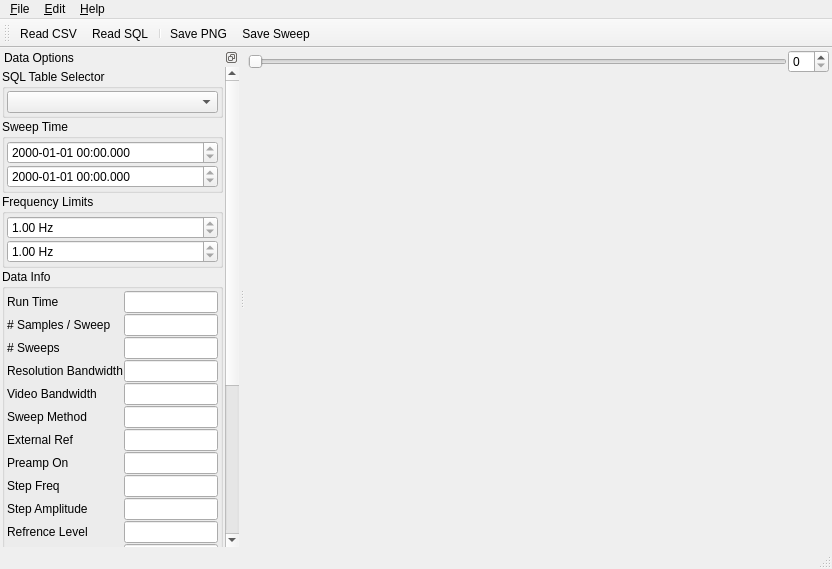
deepalcoholic/SpectralSignalHound-Viewer, file sources/SweepMainWin.ui: the form before one commit.
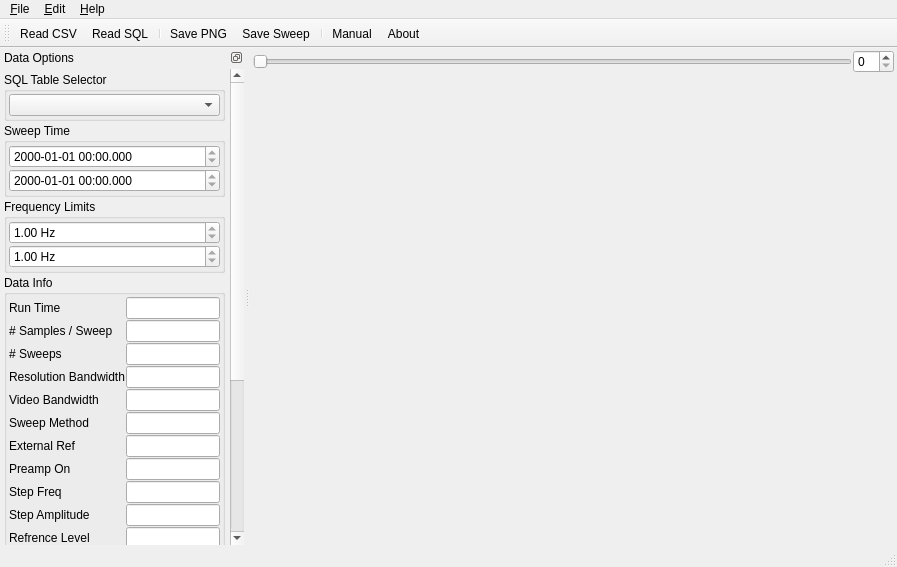
The form after the commit. Icons and pictures are not drawn. Custom widgets are drawn as their Qt base class.

Commit message: Added help menu with about/manual functions

Patch:
```diff
--- a/sources/SweepMainWin.ui
+++ b/sources/SweepMainWin.ui
@@ -7,8 +7,8 @@
    <rect>
     <x>0</x>
     <y>0</y>
-    <width>832</width>
-    <height>569</height>
+    <width>897</width>
+    <height>567</height>
    </rect>
   </property>
   <property name="windowTitle">
@@ -20,9 +20,6 @@
   </property>
   <widget class="QWidget" name="centralwidget">
    <layout class="QGridLayout" name="gridLayout">
-    <item row="1" column="0" colspan="4">
-     <widget class="SweepInspector" name="plot"/>
-    </item>
     <item row="0" column="1">
      <widget class="QSlider" name="timeIndex">
       <property name="maximum">
@@ -39,6 +36,9 @@
     <item row="0" column="2">
      <widget class="QSpinBox" name="index"/>
     </item>
+    <item row="1" column="0" colspan="4">
+     <widget class="SweepInspector" name="plot"/>
+    </item>
    </layout>
   </widget>
   <widget class="QMenuBar" name="menubar">
@@ -46,7 +46,7 @@
     <rect>
      <x>0</x>
      <y>0</y>
-     <width>832</width>
+     <width>897</width>
      <height>19</height>
     </rect>
    </property>
@@ -70,8 +70,8 @@
     <property name="title">
      <string>&amp;Help</string>
     </property>
-    <addaction name="actionOnline_Manual"/>
-    <addaction name="actionAbout"/>
+    <addaction name="act_manual"/>
+    <addaction name="act_about"/>
    </widget>
    <addaction name="menuFile"/>
    <addaction name="menuEdit"/>
@@ -98,8 +98,11 @@
     <number>1</number>
    </attribute>
    <widget class="QWidget" name="dockcont">
-    <layout class="QGridLayout" name="gridLayout_4">
-     <property name="margin">
+    <layout class="QGridLayout" name="gridLayout_7">
+     <property name="rightMargin">
+      <number>0</number>
+     </property>
+     <property name="bottomMargin">
       <number>0</number>
      </property>
      <property name="spacing">
@@ -110,6 +113,9 @@
        <property name="frameShape">
         <enum>QFrame::NoFrame</enum>
        </property>
+       <property name="horizontalScrollBarPolicy">
+        <enum>Qt::ScrollBarAlwaysOff</enum>
+       </property>
        <property name="widgetResizable">
         <bool>true</bool>
        </property>
@@ -118,18 +124,157 @@
          <rect>
           <x>0</x>
           <y>0</y>
-          <width>241</width>
-          <height>638</height>
+          <width>283</width>
+          <height>644</height>
          </rect>
         </property>
-        <layout class="QGridLayout" name="gridLayout_9">
-         <property name="margin">
+        <layout class="QGridLayout" name="gridLayout_4">
+         <property name="leftMargin">
+          <number>2</number>
+         </property>
+         <property name="topMargin">
+          <number>2</number>
+         </property>
+         <property name="rightMargin">
+          <number>5</number>
+         </property>
+         <property name="bottomMargin">
           <number>2</number>
          </property>
          <property name="spacing">
-          <number>1</number>
+          <number>2</number>
          </property>
+         <item row="0" column="0">
+          <spacer name="horizontalSpacer_2">
+           <property name="orientation">
+            <enum>Qt::Horizontal</enum>
+           </property>
+           <property name="sizeHint" stdset="0">
+            <size>
+             <width>150</width>
+             <height>1</height>
+            </size>
+           </property>
+          </spacer>
+         </item>
+         <item row="1" column="0">
+          <widget class="QGroupBox" name="sqlbox">
+           <property name="title">
+            <string>SQL Table Selector</string>
+           </property>
+           <layout class="QGridLayout" name="gridLayout_2">
+            <property name="margin">
+             <number>2</number>
+            </property>
+            <property name="spacing">
+             <number>1</number>
+            </property>
+            <item row="0" column="0">
+             <widget class="QComboBox" name="sqlTables">
+              <property name="maxVisibleItems">
+               <number>40</number>
+              </property>
+             </widget>
+            </item>
+           </layout>
+          </widget>
+         </item>
+         <item row="2" column="0">
+          <widget class="QGroupBox" name="_limit_time">
+           <property name="title">
+            <string>Sweep Time</string>
+           </property>
+           <layout class="QGridLayout" name="gridLayout_3">
+            <property name="margin">
+             <number>2</number>
+            </property>
+            <property name="spacing">
+             <number>1</number>
+            </property>
+            <item row="0" column="0">
+             <widget class="QDateTimeEdit" name="_max_time">
+              <property name="readOnly">
+               <bool>true</bool>
+              </property>
+              <property name="displayFormat">
+               <string>yyyy-MM-dd hh:mm.zzz</string>
+              </property>
+             </widget>
+            </item>
+            <item row="1" column="0">
+             <widget class="QDateTimeEdit" name="_min_time">
+              <property name="readOnly">
+               <bool>true</bool>
+              </property>
+              <property name="displayFormat">
+               <string>yyyy-MM-dd hh:mm.zzz</string>
+              </property>
+             </widget>
+            </item>
+           </layout>
+          </widget>
+         </item>
          <item row="3" column="0">
+          <widget class="QGroupBox" name="_limit_freq">
+           <property name="title">
+            <string>Frequency Limits</string>
+           </property>
+           <layout class="QGridLayout" name="gridLayout_5">
+            <property name="margin">
+             <number>2</number>
+            </property>
+            <property name="spacing">
+             <number>1</number>
+            </property>
+            <item row="1" column="0">
+             <widget class="QDoubleSpinBox" name="_min_freq">
+              <property name="readOnly">
+               <bool>true</bool>
+              </property>
+              <property name="suffix">
+               <string> Hz</string>
+              </property>
+              <property name="minimum">
+               <double>1.000000000000000</double>
+              </property>
+              <property name="maximum">
+               <double>440000000.000000000000000</double>
+              </property>
+             </widget>
+            </item>
+            <item row="0" column="0">
+             <widget class="QDoubleSpinBox" name="_max_freq">
+              <property name="readOnly">
+               <bool>true</bool>
+              </property>
+              <property name="suffix">
+               <string> Hz</string>
+              </property>
+              <property name="minimum">
+               <double>1.000000000000000</double>
+              </property>
+              <property name="maximum">
+               <double>440000000.000000000000000</double>
+              </property>
+             </widget>
+            </item>
+            <item row="2" column="0">
+             <spacer name="horizontalSpacer">
+              <property name="orientation">
+               <enum>Qt::Horizontal</enum>
+              </property>
+              <property name="sizeHint" stdset="0">
+               <size>
+                <width>40</width>
+                <height>0</height>
+               </size>
+              </property>
+             </spacer>
+            </item>
+           </layout>
+          </widget>
+         </item>
+         <item row="4" column="0">
           <widget class="QGroupBox" name="_limit_metadata">
            <property name="title">
             <string>Data Info</string>
@@ -141,404 +286,287 @@
             <property name="spacing">
              <number>1</number>
             </property>
-            <item row="5" column="1">
+            <item row="27" column="1">
+             <widget class="QLineEdit" name="_dbv_17">
+              <property name="readOnly">
+               <bool>true</bool>
+              </property>
+             </widget>
+            </item>
+            <item row="9" column="1">
+             <widget class="QLineEdit" name="_dbv_4">
+              <property name="readOnly">
+               <bool>true</bool>
+              </property>
+             </widget>
+            </item>
+            <item row="7" column="0">
+             <widget class="QLabel" name="_db_2">
+              <property name="text">
+               <string>Sweep Method</string>
+              </property>
+             </widget>
+            </item>
+            <item row="4" column="0">
+             <widget class="QLabel" name="_db_0">
+              <property name="text">
+               <string>Resolution Bandwidth</string>
+              </property>
+             </widget>
+            </item>
+            <item row="17" column="0">
+             <widget class="QLabel" name="_db_9">
+              <property name="text">
+               <string>Ref Level Unit (mV)</string>
+              </property>
+             </widget>
+            </item>
+            <item row="16" column="0">
+             <widget class="QLabel" name="_db_8">
+              <property name="text">
+               <string>Ref Level Offset</string>
+              </property>
+             </widget>
+            </item>
+            <item row="9" column="0">
+             <widget class="QLabel" name="_db_4">
+              <property name="text">
+               <string>Preamp On</string>
+              </property>
+             </widget>
+            </item>
+            <item row="6" column="0">
+             <widget class="QLabel" name="_db_1">
+              <property name="text">
+               <string>Video Bandwidth</string>
+              </property>
+             </widget>
+            </item>
+            <item row="1" column="0">
+             <widget class="QLabel" name="__adasda">
+              <property name="text">
+               <string>Run Time</string>
+              </property>
+             </widget>
+            </item>
+            <item row="12" column="0">
+             <widget class="QLabel" name="_db_6">
+              <property name="text">
+               <string>Step Amplitude</string>
+              </property>
+             </widget>
+            </item>
+            <item row="2" column="0">
+             <widget class="QLabel" name="_asdadsa">
+              <property name="text">
+               <string># Samples / Sweep</string>
+              </property>
+             </widget>
+            </item>
+            <item row="3" column="0">
+             <widget class="QLabel" name="_asad">
+              <property name="text">
+               <string># Sweeps</string>
+              </property>
+             </widget>
+            </item>
+            <item row="2" column="1">
+             <widget class="QLineEdit" name="_samples"/>
+            </item>
+            <item row="1" column="1">
+             <widget class="QLineEdit" name="_runtime"/>
+            </item>
+            <item row="3" column="1">
+             <widget class="QLineEdit" name="_sweeps"/>
+            </item>
+            <item row="8" column="0">
+             <widget class="QLabel" name="_db_3">
+              <property name="text">
+               <string>External Ref</string>
+              </property>
+             </widget>
+            </item>
+            <item row="6" column="1">
              <widget class="QLineEdit" name="_dbv_1">
               <property name="readOnly">
                <bool>true</bool>
               </property>
              </widget>
             </item>
-            <item row="10" column="0">
+            <item row="11" column="0">
              <widget class="QLabel" name="_db_5">
               <property name="text">
                <string>Step Freq</string>
               </property>
              </widget>
             </item>
-            <item row="3" column="1">
+            <item row="4" column="1">
              <widget class="QLineEdit" name="_dbv_0">
               <property name="readOnly">
                <bool>true</bool>
               </property>
              </widget>
             </item>
-            <item row="14" column="0">
+            <item row="15" column="0">
              <widget class="QLabel" name="_db_7">
               <property name="text">
                <string>Refrence Level</string>
               </property>
              </widget>
             </item>
-            <item row="20" column="0">
+            <item row="21" column="0">
              <widget class="QLabel" name="_db_11">
               <property name="text">
                <string>Sweep Mode</string>
               </property>
              </widget>
             </item>
-            <item row="19" column="0">
+            <item row="20" column="0">
              <widget class="QLabel" name="_db_10">
               <property name="text">
                <string>Decimation</string>
               </property>
              </widget>
             </item>
-            <item row="21" column="0">
+            <item row="22" column="0">
              <widget class="QLabel" name="_db_12">
               <property name="text">
                <string>Sweep Time (s)</string>
               </property>
              </widget>
             </item>
-            <item row="23" column="0">
+            <item row="24" column="1">
+             <widget class="QLineEdit" name="_dbv_14">
+              <property name="readOnly">
+               <bool>true</bool>
+              </property>
+             </widget>
+            </item>
+            <item row="24" column="0">
              <widget class="QLabel" name="_db_14">
               <property name="text">
                <string>Channel BW</string>
               </property>
              </widget>
             </item>
-            <item row="6" column="1">
+            <item row="7" column="1">
              <widget class="QLineEdit" name="_dbv_2">
               <property name="readOnly">
                <bool>true</bool>
               </property>
              </widget>
             </item>
-            <item row="24" column="0">
+            <item row="8" column="1">
+             <widget class="QLineEdit" name="_dbv_3">
+              <property name="readOnly">
+               <bool>true</bool>
+              </property>
+             </widget>
+            </item>
+            <item row="25" column="0">
              <widget class="QLabel" name="_db_15">
               <property name="text">
                <string>Channel Spacing</string>
               </property>
              </widget>
             </item>
-            <item row="22" column="0">
+            <item row="23" column="0">
              <widget class="QLabel" name="_db_13">
               <property name="text">
                <string>FFT Size</string>
               </property>
              </widget>
             </item>
-            <item row="7" column="1">
-             <widget class="QLineEdit" name="_dbv_3">
+            <item row="11" column="1">
+             <widget class="QLineEdit" name="_dbv_5">
               <property name="readOnly">
                <bool>true</bool>
               </property>
              </widget>
             </item>
-            <item row="26" column="0">
+            <item row="27" column="0">
              <widget class="QLabel" name="_db_17">
               <property name="text">
                <string>Hertz Per Point</string>
               </property>
              </widget>
             </item>
-            <item row="10" column="1">
-             <widget class="QLineEdit" name="_dbv_5">
-              <property name="readOnly">
-               <bool>true</bool>
-              </property>
-             </widget>
-            </item>
-            <item row="14" column="1">
-             <widget class="QLineEdit" name="_dbv_7">
-              <property name="readOnly">
-               <bool>true</bool>
-              </property>
-             </widget>
-            </item>
-            <item row="25" column="0">
-             <widget class="QLabel" name="_db_16">
-              <property name="text">
-               <string>Serial Number</string>
-              </property>
-             </widget>
-            </item>
             <item row="15" column="1">
+             <widget class="QLineEdit" name="_dbv_7">
+              <property name="readOnly">
+               <bool>true</bool>
+              </property>
+             </widget>
+            </item>
+            <item row="16" column="1">
              <widget class="QLineEdit" name="_dbv_8">
               <property name="readOnly">
                <bool>true</bool>
               </property>
              </widget>
             </item>
-            <item row="11" column="1">
+            <item row="12" column="1">
              <widget class="QLineEdit" name="_dbv_6">
               <property name="readOnly">
                <bool>true</bool>
               </property>
              </widget>
             </item>
-            <item row="16" column="1">
+            <item row="26" column="0">
+             <widget class="QLabel" name="_db_16">
+              <property name="text">
+               <string>Serial Number</string>
+              </property>
+             </widget>
+            </item>
+            <item row="17" column="1">
              <widget class="QLineEdit" name="_dbv_9">
               <property name="readOnly">
                <bool>true</bool>
               </property>
              </widget>
             </item>
-            <item row="19" column="1">
-             <widget class="QLineEdit" name="_dbv_10">
-              <property name="readOnly">
-               <bool>true</bool>
-              </property>
-             </widget>
-            </item>
             <item row="20" column="1">
-             <widget class="QLineEdit" name="_dbv_11">
+             <widget class="QLineEdit" name="_dbv_10">
               <property name="readOnly">
                <bool>true</bool>
               </property>
              </widget>
             </item>
             <item row="21" column="1">
-             <widget class="QLineEdit" name="_dbv_12">
+             <widget class="QLineEdit" name="_dbv_11">
               <property name="readOnly">
                <bool>true</bool>
               </property>
              </widget>
             </item>
             <item row="22" column="1">
-             <widget class="QLineEdit" name="_dbv_13">
+             <widget class="QLineEdit" name="_dbv_12">
               <property name="readOnly">
                <bool>true</bool>
               </property>
              </widget>
             </item>
             <item row="23" column="1">
-             <widget class="QLineEdit" name="_dbv_14">
-              <property name="readOnly">
-               <bool>true</bool>
-              </property>
-             </widget>
-            </item>
-            <item row="24" column="1">
-             <widget class="QLineEdit" name="_dbv_15">
+             <widget class="QLineEdit" name="_dbv_13">
               <property name="readOnly">
                <bool>true</bool>
               </property>
              </widget>
             </item>
             <item row="25" column="1">
-             <widget class="QLineEdit" name="_dbv_16">
+             <widget class="QLineEdit" name="_dbv_15">
               <property name="readOnly">
                <bool>true</bool>
               </property>
              </widget>
             </item>
             <item row="26" column="1">
-             <widget class="QLineEdit" name="_dbv_17">
+             <widget class="QLineEdit" name="_dbv_16">
               <property name="readOnly">
                <bool>true</bool>
               </property>
              </widget>
-            </item>
-            <item row="6" column="0">
-             <widget class="QLabel" name="_db_2">
-              <property name="text">
-               <string>Sweep Method</string>
-              </property>
-             </widget>
-            </item>
-            <item row="3" column="0">
-             <widget class="QLabel" name="_db_0">
-              <property name="text">
-               <string>Resolution Bandwidth</string>
-              </property>
-             </widget>
-            </item>
-            <item row="8" column="1">
-             <widget class="QLineEdit" name="_dbv_4">
-              <property name="readOnly">
-               <bool>true</bool>
-              </property>
-             </widget>
-            </item>
-            <item row="15" column="0">
-             <widget class="QLabel" name="_db_8">
-              <property name="text">
-               <string>Ref Level Offset</string>
-              </property>
-             </widget>
-            </item>
-            <item row="16" column="0">
-             <widget class="QLabel" name="_db_9">
-              <property name="text">
-               <string>Ref Level Unit (mV)</string>
-              </property>
-             </widget>
-            </item>
-            <item row="8" column="0">
-             <widget class="QLabel" name="_db_4">
-              <property name="text">
-               <string>Preamp On</string>
-              </property>
-             </widget>
-            </item>
-            <item row="5" column="0">
-             <widget class="QLabel" name="_db_1">
-              <property name="text">
-               <string>Video Bandwidth</string>
-              </property>
-             </widget>
-            </item>
-            <item row="0" column="0">
-             <widget class="QLabel" name="__adasda">
-              <property name="text">
-               <string>Run Time</string>
-              </property>
-             </widget>
-            </item>
-            <item row="11" column="0">
-             <widget class="QLabel" name="_db_6">
-              <property name="text">
-               <string>Step Amplitude</string>
-              </property>
-             </widget>
-            </item>
-            <item row="1" column="0">
-             <widget class="QLabel" name="_asdadsa">
-              <property name="text">
-               <string># Samples / Sweep</string>
-              </property>
-             </widget>
-            </item>
-            <item row="2" column="0">
-             <widget class="QLabel" name="_asad">
-              <property name="text">
-               <string># Sweeps</string>
-              </property>
-             </widget>
-            </item>
-            <item row="1" column="1">
-             <widget class="QLineEdit" name="_samples"/>
-            </item>
-            <item row="0" column="1">
-             <widget class="QLineEdit" name="_runtime"/>
-            </item>
-            <item row="2" column="1">
-             <widget class="QLineEdit" name="_sweeps"/>
-            </item>
-            <item row="7" column="0">
-             <widget class="QLabel" name="_db_3">
-              <property name="text">
-               <string>External Ref</string>
-              </property>
-             </widget>
-            </item>
-           </layout>
-          </widget>
-         </item>
-         <item row="1" column="0">
-          <widget class="QGroupBox" name="_limit_time">
-           <property name="title">
-            <string>Sweep Time</string>
-           </property>
-           <layout class="QGridLayout" name="gridLayout_3">
-            <property name="margin">
-             <number>2</number>
-            </property>
-            <property name="spacing">
-             <number>1</number>
-            </property>
-            <item row="0" column="0">
-             <widget class="QDateTimeEdit" name="_max_time">
-              <property name="readOnly">
-               <bool>true</bool>
-              </property>
-              <property name="displayFormat">
-               <string>yyyy-MM-dd hh:mm.zzz</string>
-              </property>
-             </widget>
-            </item>
-            <item row="1" column="0">
-             <widget class="QDateTimeEdit" name="_min_time">
-              <property name="readOnly">
-               <bool>true</bool>
-              </property>
-              <property name="displayFormat">
-               <string>yyyy-MM-dd hh:mm.zzz</string>
-              </property>
-             </widget>
-            </item>
-           </layout>
-          </widget>
-         </item>
-         <item row="0" column="0">
-          <widget class="QGroupBox" name="sqlbox">
-           <property name="title">
-            <string>SQL Table Selector</string>
-           </property>
-           <layout class="QGridLayout" name="gridLayout_2">
-            <property name="margin">
-             <number>2</number>
-            </property>
-            <property name="spacing">
-             <number>1</number>
-            </property>
-            <item row="0" column="0">
-             <widget class="QComboBox" name="sqlTables">
-              <property name="maxVisibleItems">
-               <number>40</number>
-              </property>
-             </widget>
-            </item>
-           </layout>
-          </widget>
-         </item>
-         <item row="2" column="0">
-          <widget class="QGroupBox" name="_limit_freq">
-           <property name="title">
-            <string>Frequency Limits</string>
-           </property>
-           <layout class="QGridLayout" name="gridLayout_5">
-            <property name="margin">
-             <number>2</number>
-            </property>
-            <property name="spacing">
-             <number>1</number>
-            </property>
-            <item row="1" column="0">
-             <widget class="QDoubleSpinBox" name="_min_freq">
-              <property name="readOnly">
-               <bool>true</bool>
-              </property>
-              <property name="suffix">
-               <string> Hz</string>
-              </property>
-              <property name="minimum">
-               <double>1.000000000000000</double>
-              </property>
-              <property name="maximum">
-               <double>440000000.000000000000000</double>
-              </property>
-             </widget>
-            </item>
-            <item row="0" column="0">
-             <widget class="QDoubleSpinBox" name="_max_freq">
-              <property name="readOnly">
-               <bool>true</bool>
-              </property>
-              <property name="suffix">
-               <string> Hz</string>
-              </property>
-              <property name="minimum">
-               <double>1.000000000000000</double>
-              </property>
-              <property name="maximum">
-               <double>440000000.000000000000000</double>
-              </property>
-             </widget>
-            </item>
-            <item row="2" column="0">
-             <spacer name="horizontalSpacer">
-              <property name="orientation">
-               <enum>Qt::Horizontal</enum>
-              </property>
-              <property name="sizeHint" stdset="0">
-               <size>
-                <width>40</width>
-                <height>0</height>
-               </size>
-              </property>
-             </spacer>
             </item>
            </layout>
           </widget>
@@ -568,6 +596,9 @@
    <addaction name="separator"/>
    <addaction name="act_savePng"/>
    <addaction name="act_saveCsv"/>
+   <addaction name="separator"/>
+   <addaction name="act_manual"/>
+   <addaction name="act_about"/>
   </widget>
   <action name="act_open_csv">
    <property name="icon">
@@ -638,33 +669,20 @@
     <string>Ctrl+Shift+S</string>
    </property>
   </action>
-  <action name="actionLog_Freq">
-   <property name="checkable">
-    <bool>true</bool>
-   </property>
-   <property name="checked">
-    <bool>true</bool>
-   </property>
+  <action name="act_manual">
    <property name="icon">
     <iconset resource="../res/resources.qrc">
-     <normaloff>:/xaxis.png</normaloff>:/xaxis.png</iconset>
+     <normaloff>:/manual.png</normaloff>:/manual.png</iconset>
    </property>
-   <property name="text">
-    <string>Log Freq</string>
-   </property>
-   <property name="toolTip">
-    <string>Log Frequency</string>
-   </property>
-   <property name="shortcut">
-    <string>Ctrl+F</string>
-   </property>
-  </action>
-  <action name="actionOnline_Manual">
    <property name="text">
     <string>Manual</string>
    </property>
   </action>
-  <action name="actionAbout">
+  <action name="act_about">
+   <property name="icon">
+    <iconset resource="../res/resources.qrc">
+     <normaloff>:/about.png</normaloff>:/about.png</iconset>
+   </property>
    <property name="text">
     <string>About</string>
    </property>
```
Left out of the diff: 2 changed lines with no effect on the pictures. The commit also changes 6 other files.
